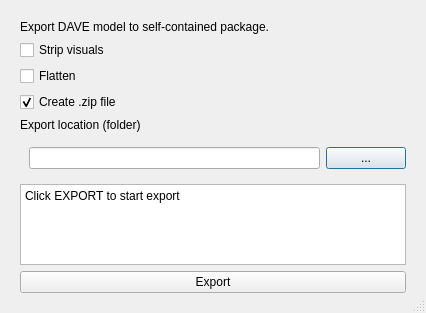
First picture: the form in guis/dlg_export_package.ui, repository RubendeBruin/DAVE, before the edit.
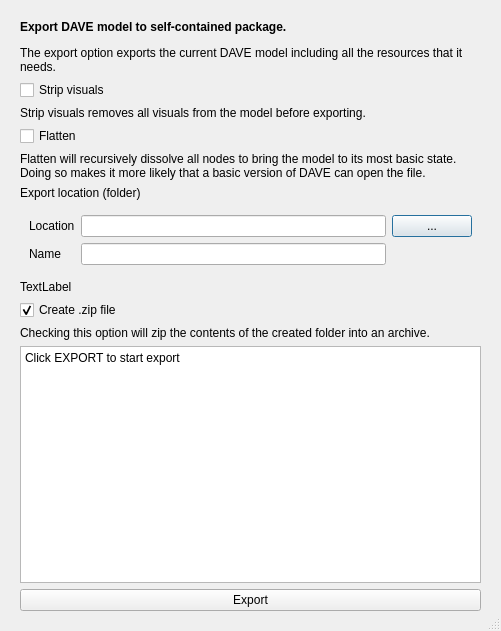
Second picture: the form after the edit.

Commit message: fixed issue Dave-rigging #67

What changed in the file:
```diff
--- a/guis/dlg_export_package.ui
+++ b/guis/dlg_export_package.ui
@@ -6,8 +6,8 @@
    <rect>
     <x>0</x>
     <y>0</y>
-    <width>426</width>
-    <height>313</height>
+    <width>501</width>
+    <height>631</height>
    </rect>
   </property>
   <property name="windowTitle">
@@ -23,7 +23,10 @@
       <item>
        <widget class="QLabel" name="label">
         <property name="text">
-         <string>Export DAVE model to self-contained package.</string>
+         <string>&lt;html&gt;&lt;head/&gt;&lt;body&gt;&lt;p&gt;&lt;span style=&quot; font-weight:700;&quot;&gt;Export DAVE model to self-contained package.&lt;/span&gt;&lt;/p&gt;&lt;p&gt;The export option exports the current DAVE model including all the resources that it needs.</string>
+        </property>
+        <property name="wordWrap">
+         <bool>true</bool>
         </property>
        </widget>
       </item>
@@ -34,6 +37,16 @@
         </property>
        </widget>
       </item>
+      <item>
+       <widget class="QLabel" name="label_3">
+        <property name="text">
+         <string>&lt;html&gt;&lt;head/&gt;&lt;body&gt;&lt;p&gt;Strip visuals removes all visuals from the model before exporting.&lt;/p&gt;&lt;/body&gt;&lt;/html&gt;</string>
+        </property>
+        <property name="wordWrap">
+         <bool>true</bool>
+        </property>
+       </widget>
+      </item>
       <item>
        <widget class="QCheckBox" name="cbFlatten">
         <property name="text">
@@ -42,11 +55,11 @@
        </widget>
       </item>
       <item>
-       <widget class="QCheckBox" name="cbZip">
+       <widget class="QLabel" name="label_4">
         <property name="text">
-         <string>Create .zip file</string>
+         <string>&lt;html&gt;&lt;head/&gt;&lt;body&gt;&lt;p&gt;Flatten will recursively dissolve all nodes to bring the model to its most basic state. Doing so makes it more likely that a basic version of DAVE can open the file.&lt;/p&gt;&lt;/body&gt;&lt;/html&gt;</string>
         </property>
-        <property name="checked">
+        <property name="wordWrap">
          <bool>true</bool>
         </property>
        </widget>
@@ -60,26 +73,64 @@
       </item>
       <item>
        <widget class="QWidget" name="widget_2" native="true">
-        <layout class="QHBoxLayout" name="horizontalLayout">
-         <property name="leftMargin">
-          <number>9</number>
-         </property>
-         <property name="rightMargin">
-          <number>0</number>
-         </property>
-         <item>
-          <widget class="QLineEdit" name="tbFolder"/>
-         </item>
-         <item>
+        <layout class="QGridLayout" name="gridLayout">
+         <item row="0" column="3">
           <widget class="QPushButton" name="pbBrowse">
            <property name="text">
             <string>...</string>
            </property>
           </widget>
          </item>
+         <item row="0" column="2">
+          <widget class="QLineEdit" name="tbFolder"/>
+         </item>
+         <item row="1" column="0">
+          <widget class="QLabel" name="label_6">
+           <property name="text">
+            <string>Name</string>
+           </property>
+          </widget>
+         </item>
+         <item row="0" column="0">
+          <widget class="QLabel" name="label_5">
+           <property name="text">
+            <string>Location</string>
+           </property>
+          </widget>
+         </item>
+         <item row="1" column="2">
+          <widget class="QLineEdit" name="tbName"/>
+         </item>
         </layout>
        </widget>
       </item>
+      <item>
+       <widget class="QLabel" name="lblInfo">
+        <property name="text">
+         <string>TextLabel</string>
+        </property>
+       </widget>
+      </item>
+      <item>
+       <widget class="QCheckBox" name="cbZip">
+        <property name="text">
+         <string>Create .zip file</string>
+        </property>
+        <property name="checked">
+         <bool>true</bool>
+        </property>
+       </widget>
+      </item>
+      <item>
+       <widget class="QLabel" name="label_7">
+        <property name="text">
+         <string>&lt;html&gt;&lt;head/&gt;&lt;body&gt;&lt;p&gt;Checking this option will zip the contents of the created folder into an archive.&lt;/p&gt;&lt;/body&gt;&lt;/html&gt;</string>
+        </property>
+        <property name="wordWrap">
+         <bool>true</bool>
+        </property>
+       </widget>
+      </item>
       <item>
        <widget class="QPlainTextEdit" name="teLog">
         <property name="autoFillBackground">
```
The commit also changes 3 other files.
